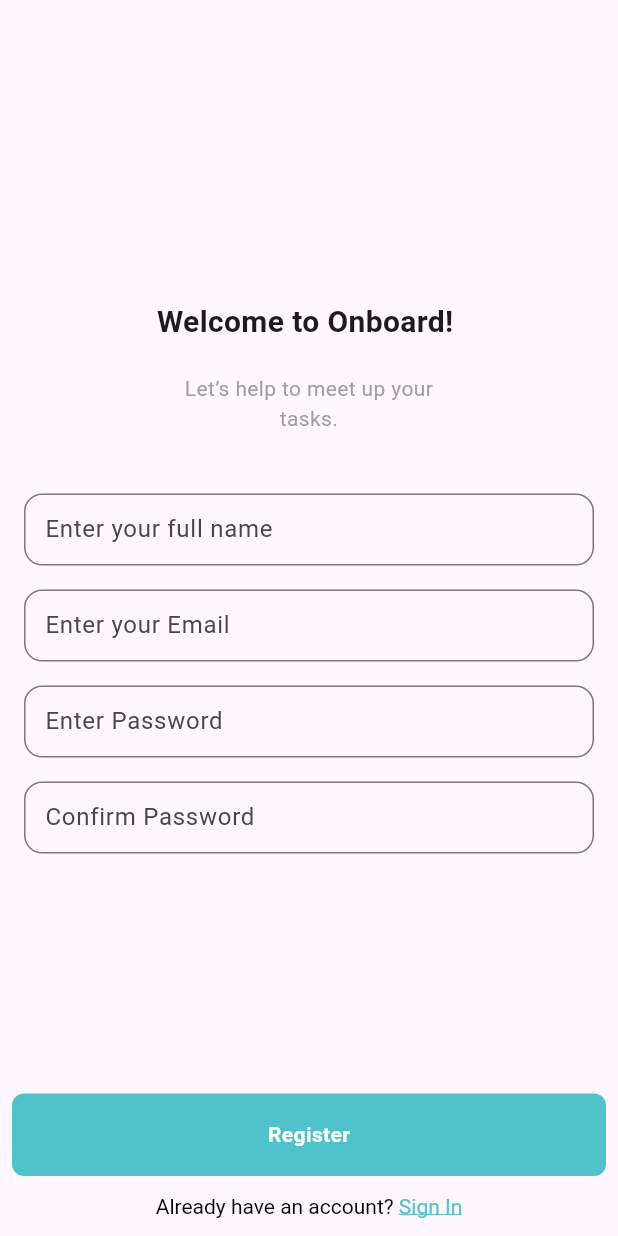
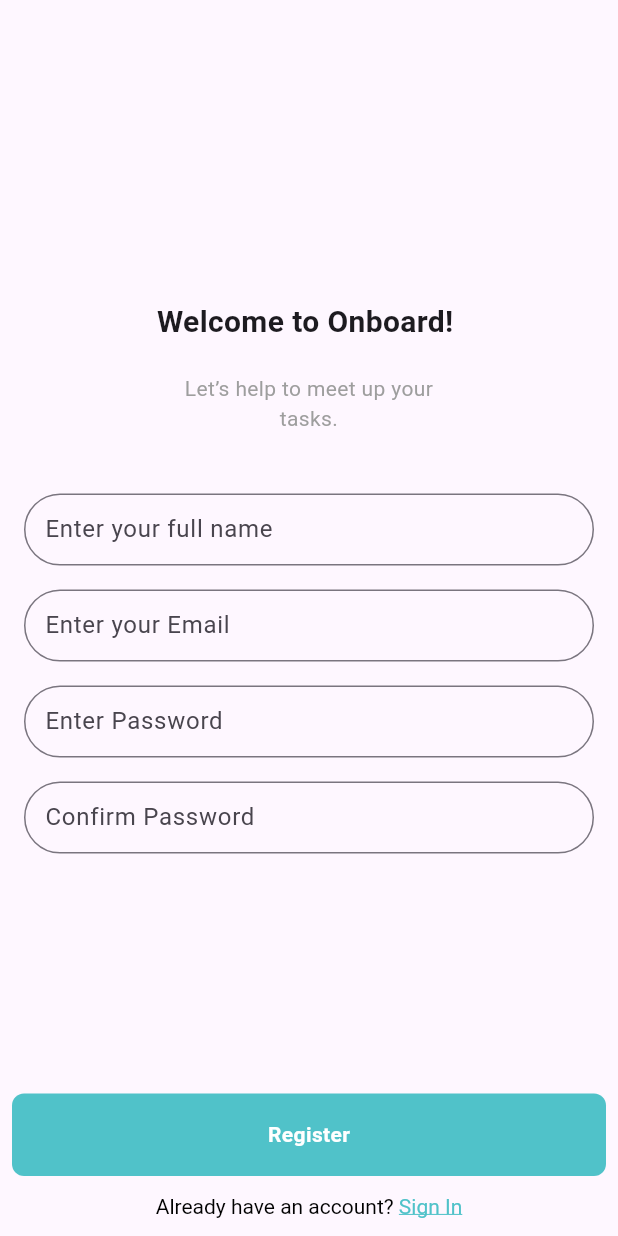
Before and after one commit to rutvik-tanti/simple_flutter_ui, a Flutter app: the RegistrationPage screen opened directly, on a phone screen of 412 x 824 dp. Run offline on Flutter 3.47's test engine with Material 3 defaults, Android fonts, the phone set to English and light mode, and no system bars; our stand-ins replace shared_preferences; accounts and stored records are empty.

Commit message:
flutter demo login registration ui

```diff
--- a/lib/login_page.dart
+++ b/lib/login_page.dart
@@ -156,7 +156,7 @@ class _LoginPageState extends State<LoginPage> {
                     labelText: 'Enter Password',
                     contentPadding: const EdgeInsets.symmetric(horizontal: 10),
                     border: OutlineInputBorder(
-                      borderRadius: BorderRadius.circular(12.0),
+                      borderRadius: BorderRadius.circular(50.0),
                     ),
                   ),
                   validator: _validatePassword,
--- a/lib/registration_page.dart
+++ b/lib/registration_page.dart
@@ -159,7 +159,7 @@ class _RegistrationPageState extends State<RegistrationPage> {
                     labelText: 'Enter your full name',
                     contentPadding: const EdgeInsets.symmetric(horizontal: 10),
                     border: OutlineInputBorder(
-                      borderRadius: BorderRadius.circular(12.0),
+                      borderRadius: BorderRadius.circular(50.0),
                     ),
                   ),
                   validator: _validateName,
@@ -171,7 +171,7 @@ class _RegistrationPageState extends State<RegistrationPage> {
                     labelText: 'Enter your Email',
                     contentPadding: const EdgeInsets.symmetric(horizontal: 10),
                     border: OutlineInputBorder(
-                      borderRadius: BorderRadius.circular(12.0),
+                      borderRadius: BorderRadius.circular(50.0),
                     ),
                   ),
                   validator: _validateEmail,
@@ -184,7 +184,7 @@ class _RegistrationPageState extends State<RegistrationPage> {
                     labelText: 'Enter Password',
                     contentPadding: const EdgeInsets.symmetric(horizontal: 10),
                     border: OutlineInputBorder(
-                      borderRadius: BorderRadius.circular(12.0),
+                      borderRadius: BorderRadius.circular(50.0),
                     ),
                   ),
                   validator: _validatePassword,
@@ -197,7 +197,7 @@ class _RegistrationPageState extends State<RegistrationPage> {
                     labelText: 'Confirm Password',
                     contentPadding: const EdgeInsets.symmetric(horizontal: 10),
                     border: OutlineInputBorder(
-                      borderRadius: BorderRadius.circular(12.0),
+                      borderRadius: BorderRadius.circular(50.0),
                     ),
                   ),
                   validator: _validateConfirmPassword,
```
